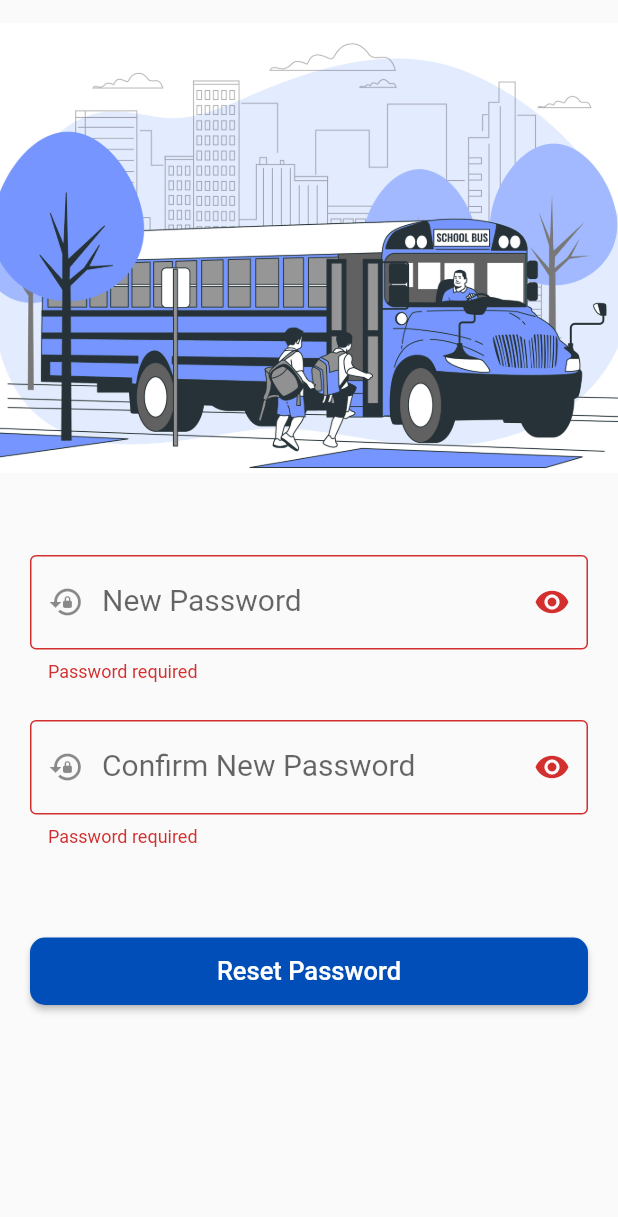
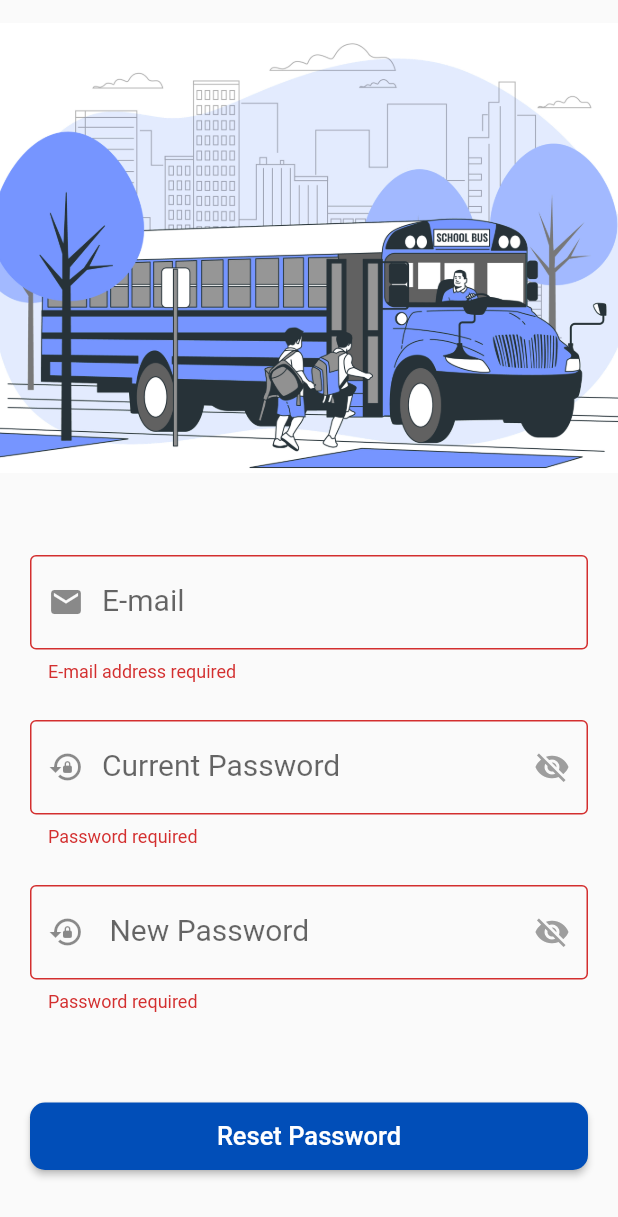
Before and after one commit to mo87654/Admin_App, a Flutter app: the ForgetPassword3 screen opened directly, after a tap on "Reset Password", on a phone screen of 412 x 824 dp. Shown: the top 1217 px of the screen. Run offline on Flutter 3.47's test engine with Material 2 defaults, Android fonts, the phone set to English and light mode, and no system bars; our stand-ins replace cloud_firestore, country_picker, firebase_auth, firebase_core, flutter_spinkit, image_picker; accounts and stored records are empty; network calls fail.

Commit message:
nothing important from "Adel"

```diff
--- a/lib/main.dart
+++ b/lib/main.dart
@@ -28,6 +28,7 @@ class MyApp extends StatelessWidget {
   Widget build(BuildContext context) {
     return MaterialApp(
       home: isLogin == false? Login(): AdminHome(),
+
       debugShowCheckedModeBanner: false,
     );
   }
--- a/lib/modules/forgetPassword screens/forgetPassword1.dart
+++ b/lib/modules/forgetPassword screens/forgetPassword1.dart
@@ -100,6 +100,9 @@ class _ForgetPassword1State extends State<ForgetPassword1> {
                   validator: (value)
                   {
                     if (value!.isEmpty){
+                      setState(() {
+                        isLogin = false;
+                      });
                       return 'Please enter your phone number';
                     }return null;
 
--- a/lib/modules/forgetPassword screens/forgetPassword3.dart
+++ b/lib/modules/forgetPassword screens/forgetPassword3.dart
@@ -1,6 +1,9 @@
+
+import 'package:admin_app/modules/forgetPassword%20screens/forgetPassword4.dart';
+import 'package:firebase_auth/firebase_auth.dart';
 import 'package:flutter/material.dart';
-
-import 'forgetPassword4.dart';
+import 'package:flutter_spinkit/flutter_spinkit.dart';
+import '../login screen/login.dart';
 
 class ForgetPassword3 extends StatefulWidget {
   @override
@@ -11,6 +14,42 @@ class _ForgetPassword3State extends State<ForgetPassword3> {
 var formkey = GlobalKey<FormState>();
 bool showpassword1 = true;
 bool showpassword2 = true;
+var emailController = TextEditingController();
+var oldPasswordController = TextEditingController();
+var newPasswordController = TextEditingController();
+bool isLoading = false;
+var user = FirebaseAuth.instance.currentUser;
+
+changePassword({email, oldPassword, newPassword}) async {
+
+
+  try {
+
+    // if(user != null){
+    var credential = EmailAuthProvider.credential(email: email, password:oldPassword );
+
+    await user!.reauthenticateWithCredential(credential).then((value) {
+      user!.updatePassword(newPassword);
+    }).catchError((e){
+      print(e.toString());
+    });
+
+    // }
+
+  } on FirebaseAuthException catch (error) {
+    print(error.message ??"") ;
+    if (error.code == 'wrong-password') {
+      print(error.message ??"") ;
+    }
+
+  } catch (error) {
+    print(error.toString());
+  }
+
+  return null;
+}
+
+
 
   @override
   Widget build(BuildContext context) {
@@ -22,14 +61,14 @@ bool showpassword2 = true;
             children: [
               Container(
                 padding: EdgeInsets.symmetric(vertical: 15),
-                child: Image(
+                child: const Image(
                   image: AssetImage('assets/images/bus.jpg'),
                   width: double.infinity,
                   height: 300,
                   fit: BoxFit.cover,
                 ),
               ),
-              SizedBox(
+              const SizedBox(
                 height: 40,
               ),
               Padding(
@@ -38,17 +77,70 @@ bool showpassword2 = true;
                   end: 20,
                 ),
                 child: TextFormField(
-                  style: TextStyle(
+                  style: const TextStyle(
                     fontSize: 20,
                   ),
                   decoration: InputDecoration(
-                      floatingLabelStyle: TextStyle(
+                    floatingLabelStyle: TextStyle(
+                      fontSize: 18,
+                    ),
+                    border: OutlineInputBorder(),
+                    labelText: 'E-mail',
+                    prefixIcon: Icon(
+                        Icons.mail
+                    ),
+                  ),
+                  keyboardType: TextInputType.emailAddress,
+                  textAlignVertical: TextAlignVertical.top,
+                  textInputAction: TextInputAction.next,
+                  controller: emailController,
+                  onSaved: (value) {
+                    emailController.text = value!;
+                  },
+
+                  validator: (value) {
+                    if (value!.isEmpty) {
+                      setState(() {
+                        isLoading = false;
+                      });
+                      return 'E-mail address required';
+                    }
+                    else if (value.length < 5) {
+                      setState(() {
+                        isLoading = false;
+                      });
+                      return "please, write a valid Email ";
+                    }
+                    // final emailRegex = RegExp(r'^\w+@[a-zA-Z_]+?\.[a-zA-Z]{2,3}$');
+                    // if (!emailRegex.hasMatch(value)) {
+                    //   isLoading =false;
+                    //   return 'Please enter a valid email address ';
+                    //}
+
+                  },
+                ),
+              ),
+              SizedBox(
+                height: 25,
+              ),
+              Padding(
+                padding: const EdgeInsetsDirectional.only(
+                  start: 20,
+                  end: 20,
+                ),
+                child: TextFormField(
+                  controller: oldPasswordController,
+                  style: const TextStyle(
+                    fontSize: 20,
+                  ),
+                  decoration: InputDecoration(
+                      floatingLabelStyle: const TextStyle(
                         fontSize: 18,
                       ),
                       //contentPadding: EdgeInsetsDirectional.only(top: 10,start: 10,end: 10, bottom: 10 ),
                       border: OutlineInputBorder(),
-                      labelText:'New Password',
-                      prefixIcon: Icon(
+                      labelText:'Current Password',
+                      prefixIcon: const Icon(
                         Icons.lock_reset,
                       ),
                       suffixIcon: IconButton(
@@ -57,24 +149,27 @@ bool showpassword2 = true;
                               showpassword1 = !showpassword1;
                             });
                           },
-                          icon: showpassword1? Icon(
-                              Icons.visibility
-                          ) :
-                          Icon(
+                          icon: showpassword1
+                              ? const Icon(
                             Icons.visibility_off,
-                            color: Colors.grey,
-                          )
+                            color: Colors.grey,)
+                              : Icon(
+                              Icons.visibility)
+
                       )
 
                   ),
                   keyboardType: TextInputType.visiblePassword,
-                  obscureText: true,
+                  obscureText: showpassword1,
                   textInputAction: TextInputAction.next,
                   textAlignVertical: TextAlignVertical.top,
                   validator: (value)
                   {
                     if (value!.isEmpty){
                       return 'Password required';
+                    }
+                    if (value.length < 6) {
+                      return 'Password must be at least 6 characters';
                     }
                     return null;
                   },
@@ -89,6 +184,7 @@ bool showpassword2 = true;
                   end: 20
                 ),
                 child: TextFormField(
+                 controller: newPasswordController,
                   style: TextStyle(
                     fontSize: 20,
                   ),
@@ -98,7 +194,7 @@ bool showpassword2 = true;
                       ),
                       //contentPadding: EdgeInsetsDirectional.only(top: 10,start: 10,end: 10, bottom: 10 ),
                       border: OutlineInputBorder(),
-                      labelText:'Confirm New Password',
+                      labelText:' New Password',
                       prefixIcon: Icon(
                         Icons.lock_reset,
                       ),
@@ -108,17 +204,18 @@ bool showpassword2 = true;
                               showpassword2 = !showpassword2;
                             });
                           },
-                          icon: showpassword2? Icon(
-                              Icons.visibility
-                          ) :
-                          Icon(
+                          icon: showpassword2
+                              ? Icon(
                             Icons.visibility_off,
-                            color: Colors.grey,
-                          )
+                            color: Colors.grey,)
+                              :Icon(
+                              Icons.visibility)
+
                       )
                   ),
+                  onSaved:  (newValue) => newPasswordController.text,
                   keyboardType: TextInputType.visiblePassword,
-                  obscureText: true,
+                  obscureText: showpassword2,
                   textAlignVertical: TextAlignVertical.top,
                   validator: (value)
                   {
@@ -137,18 +234,24 @@ bool showpassword2 = true;
                 width: double.infinity,
                 padding: const EdgeInsetsDirectional.only(start: 20,end: 20),
                 child: MaterialButton(
-                  onPressed: (){
-                    if (formkey.currentState!.validate())
-                    {
-                      Navigator.push(
-                          context,
-                          MaterialPageRoute(
-                              builder: (context)=>ForgetPassword4()
-                          )
+                  onPressed: ()async{
+                    if (formkey.currentState!.validate()) {
+                      var user =  await changePassword(
+                        email:emailController.text,
+                        oldPassword: oldPasswordController.text,
+                        newPassword: newPasswordController.text,
                       );
+                      if (user != null)
+
+                      print("changed");
+                      Navigator.push(context, MaterialPageRoute(builder: (context) => ForgetPassword4(),));
                     }
                   },
-                  child:Text(
+                  child: isLoading
+                      ? SpinKitCircle(
+                    color: Colors.white,
+                    size: 50.0,
+                  ):Text(
                     'Reset Password',
                     style: TextStyle(
                       color: Colors.white,
--- a/lib/modules/home screen/admin_Home.dart
+++ b/lib/modules/home screen/admin_Home.dart
@@ -27,7 +27,6 @@ class _AdminHomeState extends State<AdminHome> {
         Navigator.pushReplacement(
           context,
           MaterialPageRoute(builder: (context) => Login()),
-
         );
       }
     });
--- a/lib/shared/component/SignoutMessage.dart
+++ b/lib/shared/component/SignoutMessage.dart
@@ -1,4 +1,5 @@
-import 'package:firebase_auth/firebase_auth.dart';
+import 'package:admin_app/modules/login%20screen/login.dart';
+
 import 'package:flutter/material.dart';
 
 class SignOutMessage extends StatelessWidget {
@@ -16,7 +17,7 @@ class SignOutMessage extends StatelessWidget {
           child: Text('Cancel'),
         ),
         TextButton(
-          onPressed: onSignOut,
+          onPressed: () => Navigator.pushReplacement(context, MaterialPageRoute(builder: (context) => Login(),)),
           child: Text('Sign Out'),
         ),
       ],
--- a/pubspec.yaml
+++ b/pubspec.yaml
@@ -39,7 +39,6 @@ dependencies:
   firebase_core: ^2.7.0
   firebase_auth: ^4.2.9
   flutter_spinkit:
-  provider: ^6.0.5
   cloud_firestore: ^4.4.4
   timer_count_down: ^2.2.2
   country_picker: ^2.0.20
```
Also changed, not shown: lib/modules/forgetPassword screens/forgetpassword2.dart (+3 -6 lines), lib/modules/login screen/login.dart (+8 -4 lines), lib/verify.dart (deleted, +0 -122 lines), pubspec.lock.
